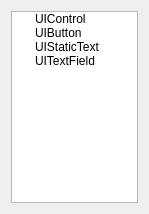
The window that Tools/UIEditor/UI/librarywidget.ui (xaoctech/dava.engine) describes before a commit, drawn with Qt 5.
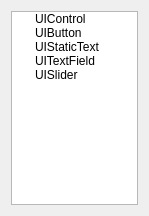
The same window after the commit. Custom widgets are drawn as their Qt base class.

Commit message: [DF-348] UI Editor. Implementation of UISlider support. Small defects fixed.

Diff of the .ui file:
```diff
--- a/Tools/UIEditor/UI/librarywidget.ui
+++ b/Tools/UIEditor/UI/librarywidget.ui
@@ -7,7 +7,7 @@
     <x>0</x>
     <y>0</y>
     <width>149</width>
-    <height>102</height>
+    <height>216</height>
    </rect>
   </property>
   <property name="sizePolicy">
@@ -65,6 +65,11 @@
        <string>UITextField</string>
       </property>
      </item>
+     <item>
+      <property name="text">
+       <string>UISlider</string>
+      </property>
+     </item>
     </widget>
    </item>
   </layout>
```
The commit also changes 24 other files.
